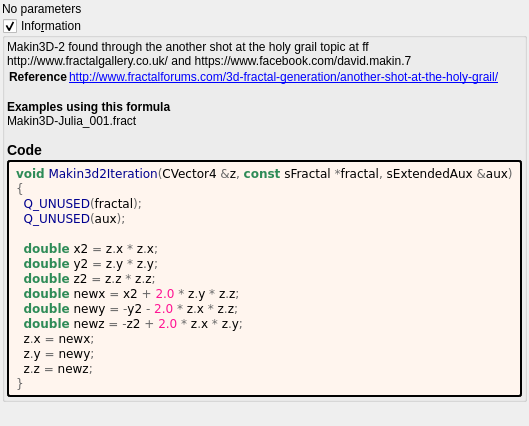
Old version of the form mandelbulber2/formula/ui/makin3d2.ui in the repository buddhi1980/mandelbulber2.
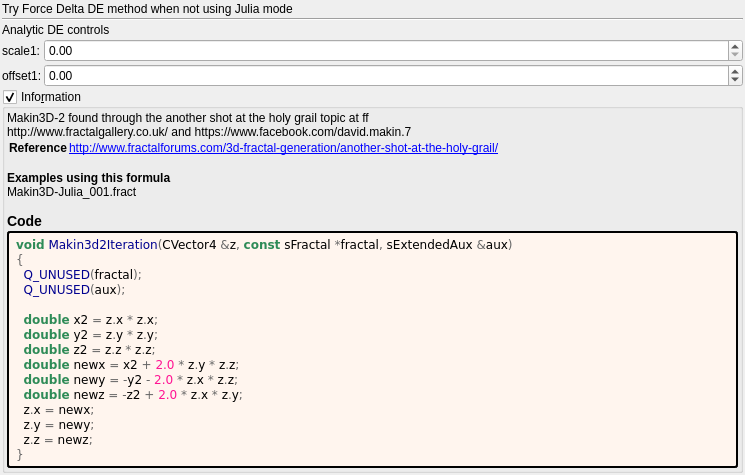
New version of the form. Custom widgets are drawn as their Qt base class.

Commit message: quick dudleys and makin3D2 to analytic de

```diff
--- a/mandelbulber2/formula/ui/makin3d2.ui
+++ b/mandelbulber2/formula/ui/makin3d2.ui
@@ -6,8 +6,8 @@
    <rect>
     <x>0</x>
     <y>0</y>
-    <width>400</width>
-    <height>426</height>
+    <width>745</width>
+    <height>472</height>
    </rect>
   </property>
   <property name="windowTitle">
@@ -32,10 +32,101 @@
    <item>
     <widget class="QLabel" name="label">
      <property name="text">
-      <string>No parameters</string>
+      <string>Try Force Delta DE method when not using Julia mode</string>
      </property>
     </widget>
    </item>
+   <item>
+    <widget class="Line" name="line">
+     <property name="orientation">
+      <enum>Qt::Horizontal</enum>
+     </property>
+    </widget>
+   </item>
+   <item>
+    <widget class="QLabel" name="label_181">
+     <property name="text">
+      <string>Analytic DE controls</string>
+     </property>
+    </widget>
+   </item>
+   <item>
+    <layout class="QGridLayout" name="gridLayout_28" columnstretch="0,0,1">
+     <property name="spacing">
+      <number>2</number>
+     </property>
+     <item row="1" column="1">
+      <widget class="QLabel" name="label_178">
+       <property name="text">
+        <string>offset1:</string>
+       </property>
+      </widget>
+     </item>
+     <item row="0" column="1">
+      <widget class="QLabel" name="label_179">
+       <property name="text">
+        <string>scale1:</string>
+       </property>
+      </widget>
+     </item>
+     <item row="0" column="2">
+      <widget class="MyDoubleSpinBox" name="spinbox_analyticDE_scale_1">
+       <property name="sizePolicy">
+        <sizepolicy hsizetype="Minimum" vsizetype="Maximum">
+         <horstretch>0</horstretch>
+         <verstretch>0</verstretch>
+        </sizepolicy>
+       </property>
+       <property name="prefix">
+        <string/>
+       </property>
+       <property name="suffix">
+        <string/>
+       </property>
+       <property name="decimals">
+        <number>2</number>
+       </property>
+       <property name="minimum">
+        <double>0.000000000000000</double>
+       </property>
+       <property name="maximum">
+        <double>99.989999999999995</double>
+       </property>
+       <property name="singleStep">
+        <double>0.100000000000000</double>
+       </property>
+      </widget>
+     </item>
+     <item row="1" column="2">
+      <widget class="MyDoubleSpinBox" name="spinbox_analyticDE_offset_1">
+       <property name="sizePolicy">
+        <sizepolicy hsizetype="Minimum" vsizetype="Maximum">
+         <horstretch>0</horstretch>
+         <verstretch>0</verstretch>
+        </sizepolicy>
+       </property>
+       <property name="prefix">
+        <string/>
+       </property>
+       <property name="suffix">
+        <string/>
+       </property>
+       <property name="decimals">
+        <number>2</number>
+       </property>
+       <property name="minimum">
+        <double>-99.989999999999995</double>
+       </property>
+       <property name="maximum">
+        <double>99.989999999999995</double>
+       </property>
+       <property name="singleStep">
+        <double>0.100000000000000</double>
+       </property>
+      </widget>
+     </item>
+    </layout>
+   </item>
    <item>
     <widget class="MyGroupBox" name="groupCheck_info">
      <property name="title">
@@ -144,6 +235,11 @@
    <header>my_group_box.h</header>
    <container>1</container>
   </customwidget>
+  <customwidget>
+   <class>MyDoubleSpinBox</class>
+   <extends>QDoubleSpinBox</extends>
+   <header>my_double_spin_box.h</header>
+  </customwidget>
  </customwidgets>
  <tabstops>
   <tabstop>groupCheck_info</tabstop>
```
Left out of the diff: 4 changed lines with no effect on the pictures. The commit also changes 10 other files.
